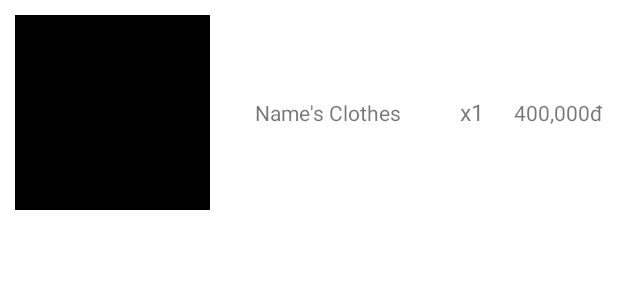
After one commit to dobadov3/ClothesShop, an Android app: the layout bill_info_layout.xml on its own in the app's theme, with its tools: preview values and no code run, on a phone screen of 412 x 824 dp. The commit adds this screen. Shown: the top 300 px of the screen. Run offline under Robolectric (Android 15) with nearby library versions, the phone set to English and light mode, and no system bars.

Commit message:
Add BillInfo

```diff
--- a/app/src/main/java/com/example/clothesshop/adapter/BillAdapter.java
+++ b/app/src/main/java/com/example/clothesshop/adapter/BillAdapter.java
@@ -1,5 +1,7 @@
 package com.example.clothesshop.adapter;
 
+import android.content.Intent;
+import android.provider.MediaStore;
 import android.view.LayoutInflater;
 import android.view.View;
 import android.view.ViewGroup;
--- /dev/null
+++ b/app/src/main/res/layout/bill_info_layout.xml
@@ -0,0 +1,43 @@
+<?xml version="1.0" encoding="utf-8"?>
+<RelativeLayout xmlns:android="http://schemas.android.com/apk/res/android"
+    android:layout_width="match_parent"
+    android:layout_height="wrap_content"
+    xmlns:app="http://schemas.android.com/apk/res-auto">
+
+    <ImageView
+        android:layout_width="130dp"
+        android:layout_height="130dp"
+        android:layout_margin="10dp"
+        android:src="@color/black"
+        android:id="@+id/imageViewBillInfo"/>
+
+    <TextView
+        android:layout_width="wrap_content"
+        android:layout_height="wrap_content"
+        android:layout_centerVertical="true"
+        android:text="Name's Clothes"
+        android:id="@+id/tv_name_clothes_billInfo"
+        android:layout_marginLeft="20dp"
+        android:layout_toRightOf="@+id/imageViewBillInfo"/>
+
+    <TextView
+        android:layout_width="wrap_content"
+        android:layout_height="wrap_content"
+        android:id="@+id/tvCountBillInfo"
+        android:layout_centerVertical="true"
+        android:textAlignment="center"
+        android:text="x1"
+        android:layout_marginRight="20dp"
+        android:layout_toLeftOf="@+id/tvPriceBillInfo"
+        android:textSize="15dp"/>
+
+    <TextView
+        android:layout_width="wrap_content"
+        android:layout_height="wrap_content"
+        android:text="400,000đ"
+        android:layout_alignParentRight="true"
+        android:layout_marginRight="10dp"
+        android:layout_centerVertical="true"
+        android:id="@+id/tvPriceBillInfo" />
+
+</RelativeLayout>
```
Also changed, not shown: app/src/main/java/com/example/clothesshop/DAO/BillInfoDAO.java (added, +46 -0 lines), app/src/main/java/com/example/clothesshop/activity/SignInActivity.java (+9 -0 lines), app/src/main/java/com/example/clothesshop/adapter/BillInfoAdapter.java (added, +60 -0 lines), app/src/main/java/com/example/clothesshop/fragment/HistoryFragment.java (+12 -1 lines), app/src/main/java/com/example/clothesshop/model/BillInfo.java (+23 -23 lines).
